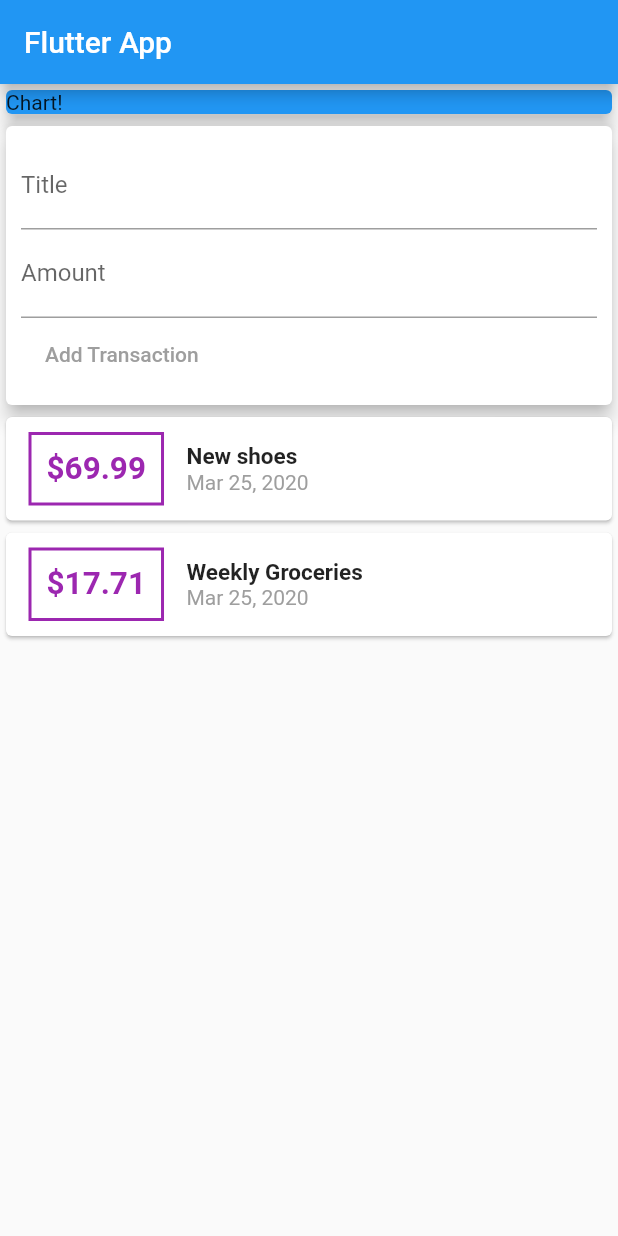
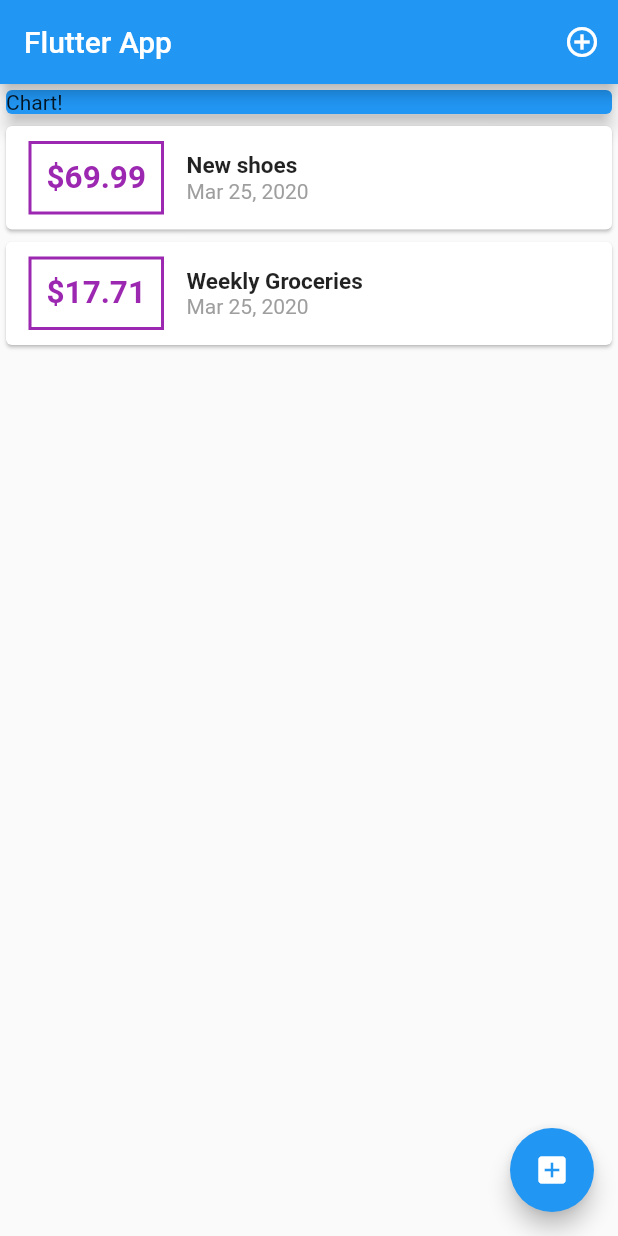
Before and after one commit to aisivan36/flutter_fooding, a Flutter app: the screen it shows after launch, on a phone screen of 412 x 824 dp. Run offline on Flutter 3.47's test engine with Material 2 defaults, Android fonts, the phone set to English and light mode, and no system bars.

Commit message:
Added a new feature and some bug will be fixed later

```diff
--- a/lib/main.dart
+++ b/lib/main.dart
@@ -1,5 +1,7 @@
 import 'package:flutter/material.dart';
-import './widgets/user_transactions.dart';
+import './widgets/new_transaction.dart';
+import './widgets/transaction_list.dart';
+import './models/transaction.dart';
 
 void main() => runApp(MyApp());
 
@@ -13,20 +15,64 @@ class MyApp extends StatelessWidget {
   }
 }
 
-class MyHomePage extends StatelessWidget {
+class MyHomePage extends StatefulWidget {
   // String titleInput;
   // String amountInput;
-  final titleController = TextEditingController();
-  final amountController = TextEditingController();
+  @override
+  _MyHomePageState createState() => _MyHomePageState();
+}
+
+class _MyHomePageState extends State<MyHomePage> {
+  final List<Transaction> _userTransactions = [
+    Transaction(
+      id: 't1',
+      title: 'New shoes',
+      amount: 69.99,
+      date: DateTime.now(),
+    ),
+    Transaction(
+      id: 't2',
+      title: 'Weekly Groceries',
+      amount: 17.71,
+      date: DateTime.now(),
+    ),
+  ];
+
+  void _addNewTransaction(String txTitle, double txAmount) {
+    final newTx = Transaction(
+      id: DateTime.now().toString(),
+      title: txTitle,
+      amount: txAmount,
+      date: DateTime.now(),
+    );
+    setState(() {
+      _userTransactions.add(newTx);
+    });
+  }
+
+  void _startAddNewTransaction(BuildContext ctx) {
+    showModalBottomSheet(
+      context: ctx,
+      builder: (_) {
+        return NewTransaction(_addNewTransaction);
+      },
+    );
+  }
 
   @override
   Widget build(BuildContext context) {
     return Scaffold(
       appBar: AppBar(
         title: Text('Flutter App'),
+        actions: <Widget>[
+          IconButton(
+              icon: Icon(Icons.add_circle_outline),
+              onPressed: () => _startAddNewTransaction(context),
+          ),
+        ],
       ),
       body: SingleChildScrollView(
-              child: Column(
+        child: Column(
           // mainAxisAlignment: MainAxisAlignment.start,
           crossAxisAlignment: CrossAxisAlignment.stretch,
           children: <Widget>[
@@ -38,9 +84,13 @@ class MyHomePage extends StatelessWidget {
                 elevation: 5,
               ),
             ),
-            UserTransactions()
+            TransactionList(_userTransactions)
           ],
         ),
+      ),
+      floatingActionButton: FloatingActionButton(
+        child: Icon(Icons.add_box),
+        onPressed: () => _startAddNewTransaction(context),
       ),
     );
   }
--- a/lib/widgets/transaction_list.dart
+++ b/lib/widgets/transaction_list.dart
@@ -11,9 +11,8 @@ class TransactionList extends StatelessWidget {
   Widget build(BuildContext context) {
     return Container(
       height: 300,
-      child: SingleChildScrollView(
-              child: Column(
-          children: transactions.map((tx) {
+      child: ListView.builder(
+        itemBuilder: (ctx, index) {
           return Card(
             child: Row(
               children: <Widget>[
@@ -30,7 +29,7 @@ class TransactionList extends StatelessWidget {
                   ),
                   padding: EdgeInsets.all(10),
                   child: Text(
-                      '\$${tx.amount}',
+                    '\$${transactions[index].amount.toStringAsFixed(2)}',
                     style: TextStyle(
                       fontWeight: FontWeight.bold,
                       fontSize: 21,
@@ -42,11 +41,12 @@ class TransactionList extends StatelessWidget {
                   crossAxisAlignment: CrossAxisAlignment.start,
                   children: <Widget>[
                     Text(
-                        tx.title,
-                        style: TextStyle(fontSize: 15, fontWeight: FontWeight.bold),
+                      transactions[index].title,
+                      style:
+                          TextStyle(fontSize: 15, fontWeight: FontWeight.bold),
                     ),
                     Text(
-                        DateFormat.yMMMd().format(tx.date),
+                      DateFormat.yMMMd().format(transactions[index].date),
                       style: TextStyle(color: Colors.grey),
                     ),
                   ],
@@ -54,8 +54,8 @@ class TransactionList extends StatelessWidget {
               ],
             ),
           );
-          }).toList(),
-        ),
+        },
+        itemCount: transactions.length,
       ),
     );
   }
--- a/lib/widgets/user_transactions.dart
+++ /dev/null
@@ -1,48 +0,0 @@
-import 'package:flutter/material.dart';
-import '../widgets/new_transaction.dart';
-import './transaction_list.dart';
-import '../models/transaction.dart';
-
-class UserTransactions extends StatefulWidget {
-  @override
-  _UserTransactionsState createState() => _UserTransactionsState();
-}
-
-class _UserTransactionsState extends State<UserTransactions> {
-  final List<Transaction> _userTransactions = [
-    Transaction(
-      id: 't1',
-      title: 'New shoes',
-      amount: 69.99,
-      date: DateTime.now(),
-    ),
-    Transaction(
-      id: 't2',
-      title: 'Weekly Groceries',
-      amount: 17.71,
-      date: DateTime.now(),
-    ),
-  ];
-
-  void _addNewTransaction(String txTitle, double txAmount) {
-    final newTx = Transaction(
-      id: DateTime.now().toString(),
-      title: txTitle,
-      amount: txAmount,
-      date: DateTime.now(),
-    );
-    setState(() {
-      _userTransactions.add(newTx);
-    });
-  }
-
-  @override
-  Widget build(BuildContext context) {
-    return Column(
-      children: <Widget>[
-        NewTransaction(_addNewTransaction),
-        TransactionList(_userTransactions),
-      ],
-    );
-  }
-}
```
Also changed, not shown: lib/widgets/new_transaction.dart (+18 -6 lines). Lines whose indentation alone changed are shown as unchanged.
